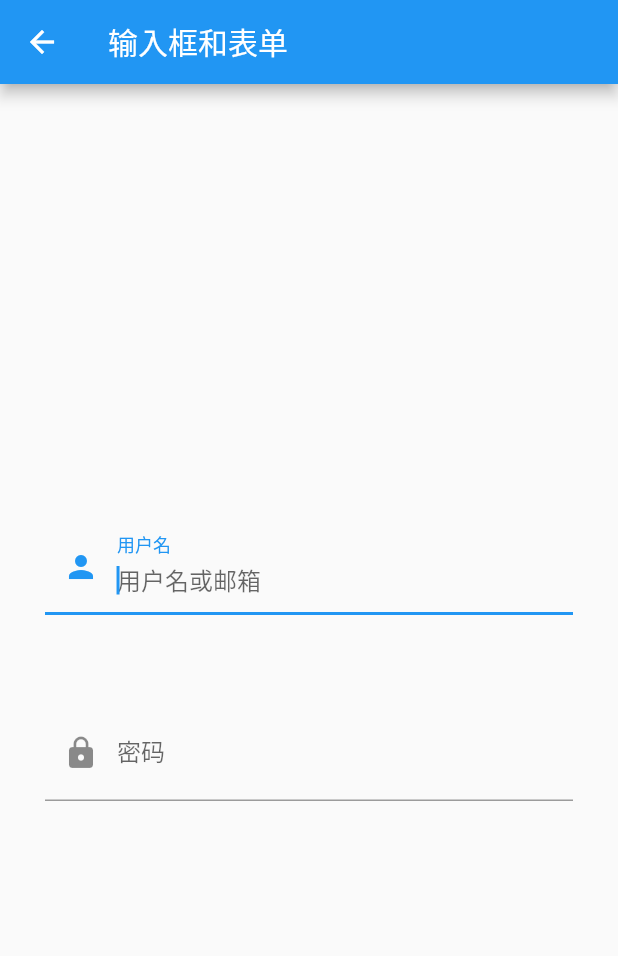
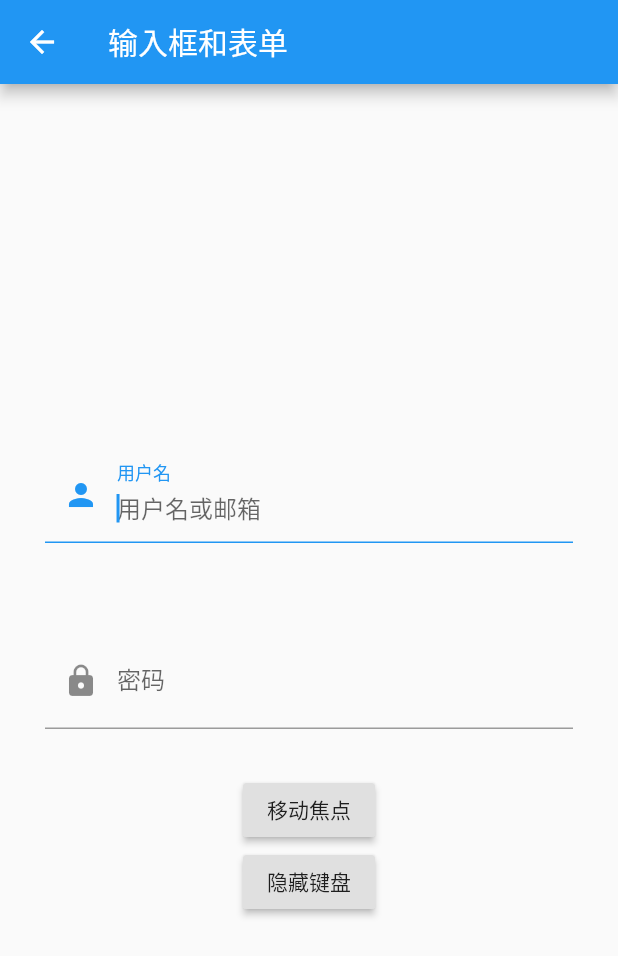
Before and after one commit to 932707629/first_flutter, a Flutter app: the TextFieldWidget screen opened by its route, on a phone screen of 412 x 824 dp. Shown: the top 956 px of the screen. Run offline on Flutter 3.47's test engine with Material 2 defaults, Android fonts, the phone set to English and light mode, and no system bars.

```diff
--- a/lib/widget/TextFieldWidget.dart
+++ b/lib/widget/TextFieldWidget.dart
@@ -5,12 +5,17 @@ import '../ALog.dart';
 
 class TextFieldWidget extends StatelessWidget {
   final TextEditingController textEditingController= TextEditingController();
+  FocusNode focusNode1=new FocusNode();
+  FocusNode focusNode2=new FocusNode();
+  FocusScopeNode focusScopeNode;
+
 
   @override
   Widget build(BuildContext context) {
     textEditingController.addListener(() {
       print("input${textEditingController.text}");
     });
+
     return Scaffold(
       appBar: AppBar(
         title: Text("输入框和表单"),
@@ -23,6 +28,7 @@ class TextFieldWidget extends StatelessWidget {
               padding: const EdgeInsets.all(30.0),
               child: TextField(
                 autofocus: true,
+                focusNode: focusNode1,
                 onChanged: (value) {
                   ALog.e(["输入值改变$value"]);
                 },
@@ -30,6 +36,12 @@ class TextFieldWidget extends StatelessWidget {
                 decoration: InputDecoration(
                   labelText: "用户名",
                   hintText: "用户名或邮箱",
+                  enabledBorder: UnderlineInputBorder(//未获得焦点 下划线灰色
+                    borderSide: BorderSide(color: Colors.grey)
+                  ),
+                  focusedBorder: UnderlineInputBorder(//获得焦点 下划线蓝色
+                    borderSide: BorderSide(color: Colors.blue)
+                  ),
                   prefixIcon: Icon(Icons.person),
                 ),
               ),
@@ -45,9 +57,26 @@ class TextFieldWidget extends StatelessWidget {
                 onChanged: (v) {
                   print(v);
                 },
+                focusNode: focusNode2,
                 obscureText: true,
               ),
             ),
+            RaisedButton(
+              child: Text("移动焦点"),
+              onPressed: (){
+                if(null==focusScopeNode){
+                  focusScopeNode=FocusScope.of(context);
+                }
+                focusScopeNode.requestFocus(focusNode2);
+              },
+            ),
+            RaisedButton(
+              child: Text("隐藏键盘"),
+              onPressed: (){
+                focusNode1.unfocus();
+                focusNode2.unfocus();
+              },
+            )
           ],
         ),
       ),
```
Also changed, not shown: lib/main.dart (+10 -0 lines), lib/widget/FormWidget.dart (added, +97 -0 lines).
